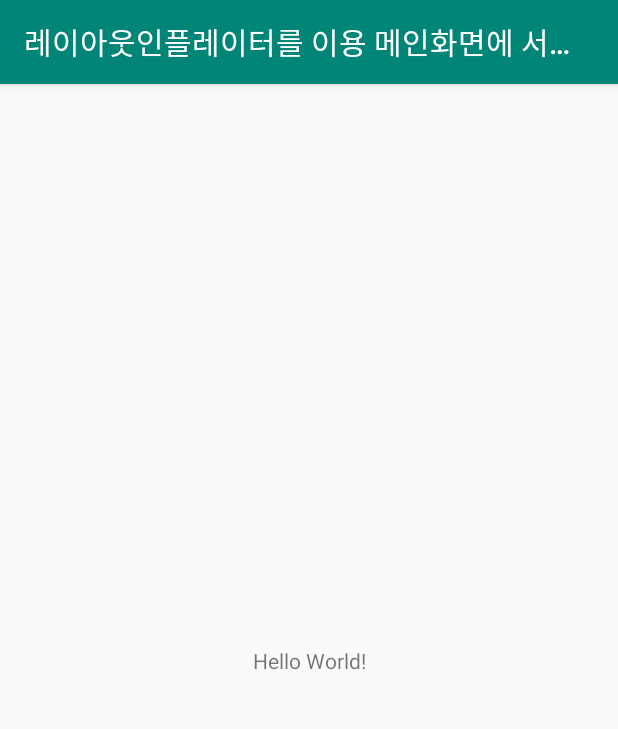
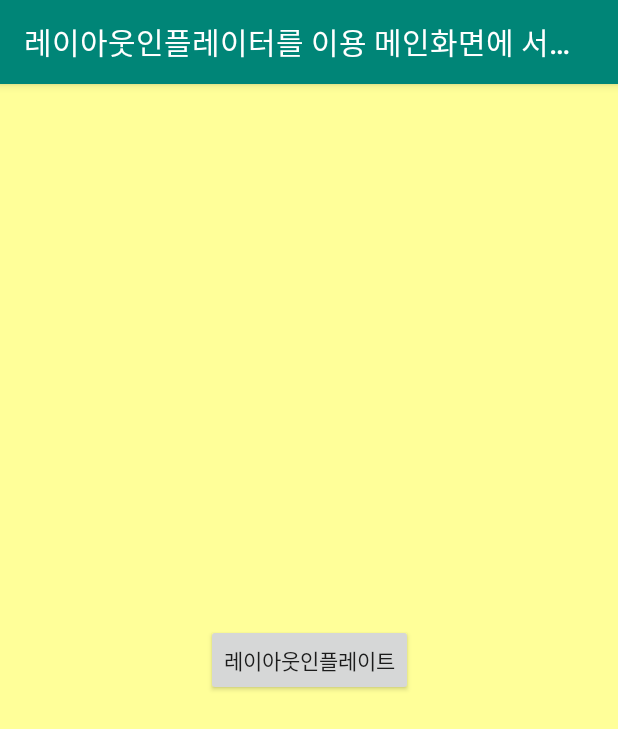
Before and after one commit to sinaburokim8725/Inflater02, an Android app: the screen it shows after launch (LayoutInflater02MainActivity), on a phone screen of 412 x 824 dp. Shown: the top 729 px of the screen. Run offline under Robolectric (Android 15) with nearby library versions, the phone set to English and light mode, and no system bars; 1 statement that could not run was skipped.

Commit message:
1.setConteView 메소드가 실행되기전에 뷰들을 참조하면 null 에러가 난다. 그런상황을 재현 시킨것이다.

```diff
--- a/app/src/main/java/kyh/org/train/layout/inflater/LayoutInflater02MainActivity.java
+++ b/app/src/main/java/kyh/org/train/layout/inflater/LayoutInflater02MainActivity.java
@@ -1,13 +1,26 @@
 package kyh.org.train.layout.inflater;
 
+import android.os.Bundle;
 import android.support.v7.app.AppCompatActivity;
-import android.os.Bundle;
+import android.view.View;
+import android.widget.Button;
 
 public class LayoutInflater02MainActivity extends AppCompatActivity {
 
     @Override
     protected void onCreate(Bundle savedInstanceState) {
         super.onCreate(savedInstanceState);
+
+        //setContentView 이전에 뷰를 참조하므로 실행시 널포이트 에러가 난다.
+        Button button = (Button) findViewById(R.id.button_inflater);
+        button.setOnClickListener(new View.OnClickListener() {
+            @Override
+            public void onClick(View v) {
+
+            }
+        });
+        //리소스 폴더에서 화면레이아웃xml파일을 id로 찾아서 메모리에 올린다.
+        //고로 이메쏘드 실행전에 뷰들을 참조할려면 예외상황이 발생한다.
         setContentView(R.layout.activity_layout_inflater02_main);
     }
 }
--- a/app/src/main/res/layout/activity_layout_inflater02_main.xml
+++ b/app/src/main/res/layout/activity_layout_inflater02_main.xml
@@ -4,15 +4,19 @@
     xmlns:tools="http://schemas.android.com/tools"
     android:layout_width="match_parent"
     android:layout_height="match_parent"
+    android:background="#ffffff99"
     tools:context=".LayoutInflater02MainActivity">
 
-    <TextView
+    <Button
+        android:id="@+id/button_inflater"
         android:layout_width="wrap_content"
         android:layout_height="wrap_content"
-        android:text="Hello World!"
+        android:text="레이아웃인플레이트"
+
+        app:layout_constraintEnd_toEndOf="parent"
         app:layout_constraintBottom_toBottomOf="parent"
-        app:layout_constraintLeft_toLeftOf="parent"
-        app:layout_constraintRight_toRightOf="parent"
-        app:layout_constraintTop_toTopOf="parent" />
+        app:layout_constraintStart_toStartOf="parent"
+        app:layout_constraintTop_toTopOf="parent"
+        />
 
 </android.support.constraint.ConstraintLayout>
```
